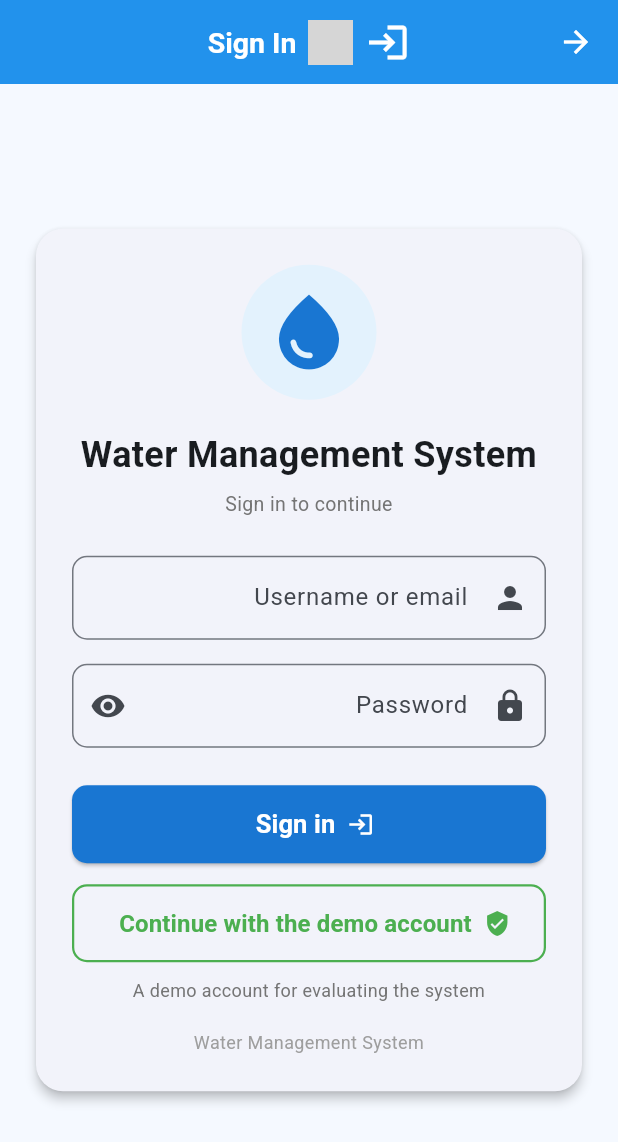
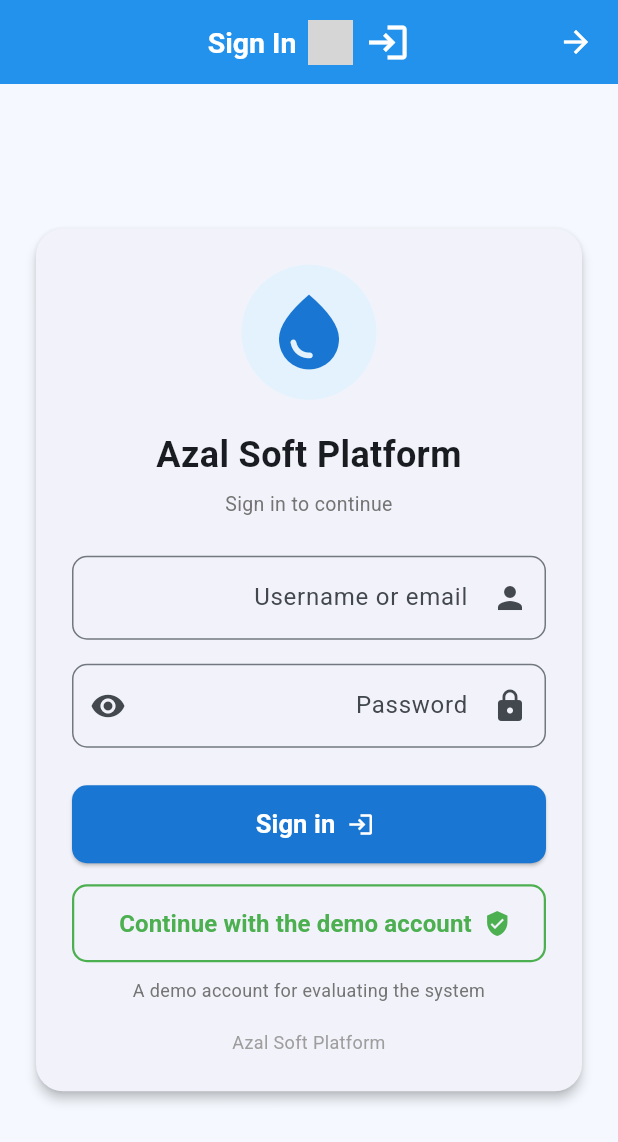
Before and after one commit to jamaly1882/my_water, a Flutter app: the screen it shows after launch, on a phone screen of 412 x 824 dp. Shown: the top 1142 px of the screen. Run offline on Flutter 3.47's test engine with Material 3 defaults, Android fonts, the light colour scheme and no system bars; our stand-ins replace cloud_firestore, firebase_auth, firebase_core, image_cropper, image_picker; missing offline and left inert: dart:html, dart:js_util, google_mlkit_text_recognition; accounts and stored records are empty; grey boxes are pictures that could not be loaded.

Commit message:
feat(brand): name the product Azal Soft Platform in the tab title and the UI
- web/index.html <title> -> Azal Soft Platform (browser tab / bookmark name)
- web/manifest.json name -> Azal Soft Platform, short_name -> Azal Soft
- MaterialApp title (lib/main.dart) -> Azal Soft Platform
- splash screen and both sign-in headings -> Azal Soft Platform
- home app bar -> Azal Soft Platform

Every user-visible string on splash, sign-in, home and main.dart is English.
Verified: 71 lib/*.dart files parse with zero syntax errors.

Co-authored-by: arena-agent <297053741+arena-agent@users.noreply.github.com>

```diff
--- a/lib/home_screen.dart
+++ b/lib/home_screen.dart
@@ -57,7 +57,7 @@ class HomeScreen extends StatelessWidget {
       child: Scaffold(
         backgroundColor: const Color(0xffF5F9FF),
         appBar: const MyAppBar(
-          title: 'Water Management System',
+          title: 'Azal Soft Platform',
           showBackButton: false,
         ),
         body: Padding(
--- a/lib/main.dart
+++ b/lib/main.dart
@@ -25,7 +25,7 @@ class MyWaterApp extends StatelessWidget {
     return MaterialApp(
       debugShowCheckedModeBanner: false,
 
-      title: 'Water Management System',
+      title: 'Azal Soft Platform',
 
       // =========================================================
       // اللغة العربية
--- a/lib/screens/login_screen.dart
+++ b/lib/screens/login_screen.dart
@@ -414,7 +414,7 @@ class _LoginScreenState extends State<LoginScreen> {
                         // ======================================
 
                         const Text(
-                          'Water Management System',
+                          'Azal Soft Platform',
                           style: TextStyle(
                             fontSize: 24,
                             fontWeight: FontWeight.bold,
@@ -607,7 +607,7 @@ class _LoginScreenState extends State<LoginScreen> {
                         const SizedBox(height: 18),
 
                         Text(
-                          'Water Management System',
+                          'Azal Soft Platform',
                           style: TextStyle(
                             fontSize: 12,
                             color: Colors.grey.shade500,
--- a/lib/screens/splash_screen.dart
+++ b/lib/screens/splash_screen.dart
@@ -271,7 +271,7 @@ class _SplashScreenState extends State<SplashScreen> {
               // ==================================================
 
               const Text(
-                "Water Management System",
+                "Azal Soft Platform",
                 style: TextStyle(
                   fontSize: 25,
                   fontWeight: FontWeight.bold,
```
Also changed, not shown: 2 other files.
